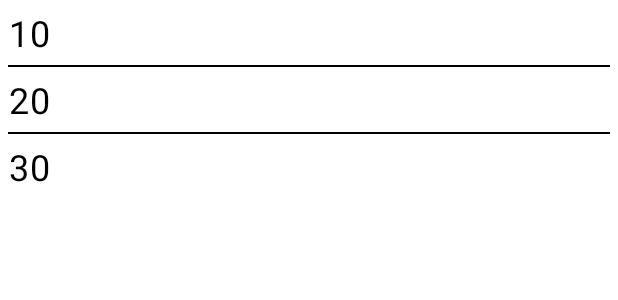
After one commit to moevm/adfmp1h21-navigator, an Android app: the layout speed_container.xml on its own in the app's theme, with its tools: preview values and no code run, on a phone screen of 412 x 824 dp. The commit adds this screen. Shown: the top 300 px of the screen. Run offline under Robolectric (Android 15) with nearby library versions, the phone set to English and light mode, and no system bars.

Commit message:
new changes

```diff
--- /dev/null
+++ b/AndroidNavigatorLETI/app/src/main/java/com/example/androidnavigatorleti/data/TrafficLight.kt
@@ -0,0 +1,4 @@
+package com.example.androidnavigatorleti.data
+
+class TrafficLight {
+}
--- /dev/null
+++ b/AndroidNavigatorLETI/app/src/main/res/drawable/speed_rectangle.xml
@@ -0,0 +1,4 @@
+<?xml version="1.0" encoding="utf-8"?>
+<selector xmlns:android="http://schemas.android.com/apk/res/android">
+
+</selector>
--- /dev/null
+++ b/AndroidNavigatorLETI/app/src/main/res/layout/speed_container.xml
@@ -0,0 +1,54 @@
+<?xml version="1.0" encoding="utf-8"?>
+<LinearLayout xmlns:android="http://schemas.android.com/apk/res/android"
+    xmlns:tools="http://schemas.android.com/tools"
+    android:layout_width="match_parent"
+    android:layout_height="match_parent"
+    android:background="@color/app_white"
+    android:orientation="vertical"
+    android:padding="5dp">
+
+    <TextView
+        android:id="@+id/min_speed"
+        android:layout_width="wrap_content"
+        android:layout_height="wrap_content"
+        android:letterSpacing="0.03"
+        android:textAlignment="center"
+        android:textColor="#000000"
+        android:textSize="@dimen/default_corner_radius"
+        tools:text="10" />
+
+    <View
+        android:layout_width="match_parent"
+        android:layout_height="1dp"
+        android:layout_marginTop="5dp"
+        android:background="@color/black" />
+
+    <TextView
+        android:id="@+id/current_speed"
+        android:layout_width="wrap_content"
+        android:layout_height="wrap_content"
+        android:layout_marginTop="5dp"
+        android:letterSpacing="0.03"
+        android:textAlignment="center"
+        android:textColor="#000000"
+        android:textSize="@dimen/default_corner_radius"
+        tools:text="20" />
+
+    <View
+        android:layout_width="match_parent"
+        android:layout_height="1dp"
+        android:layout_marginTop="5dp"
+        android:background="@color/black" />
+
+    <TextView
+        android:id="@+id/max_speed"
+        android:layout_width="wrap_content"
+        android:layout_height="wrap_content"
+        android:layout_marginTop="5dp"
+        android:letterSpacing="0.03"
+        android:textAlignment="center"
+        android:textColor="#000000"
+        android:textSize="@dimen/default_corner_radius"
+        tools:text="30" />
+
+</LinearLayout>
```
Also changed, not shown: AndroidNavigatorLETI/app/src/main/java/com/example/androidnavigatorleti/ui/main/MapFragment.kt (+46 -2 lines), AndroidNavigatorLETI/app/src/main/res/layout/fragment_map.xml (+9 -0 lines).
